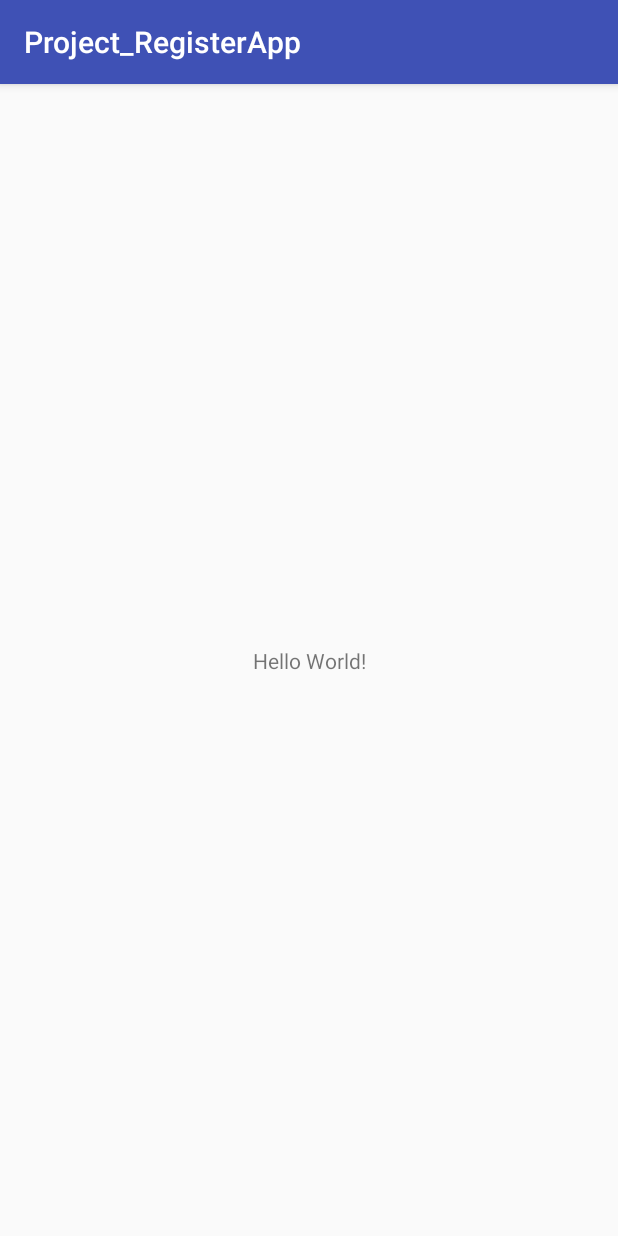
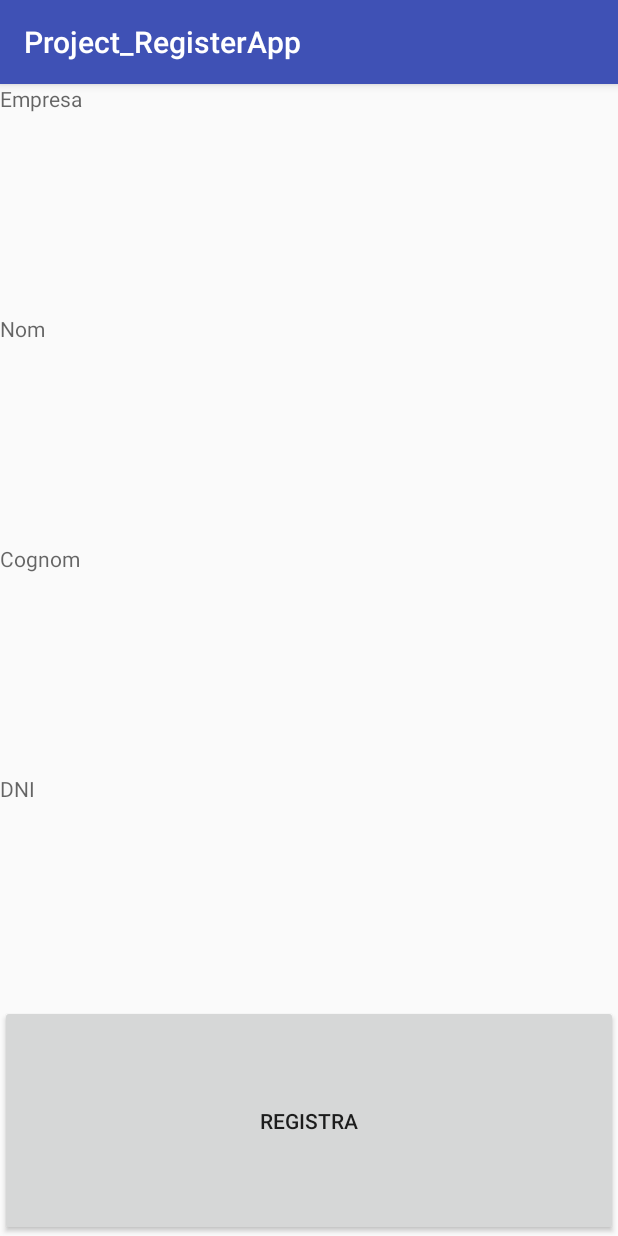
Before and after one commit to ITsistelgroup/Project_RegisterApp, an Android app: the screen it shows after launch (MainActivity), on a phone screen of 412 x 824 dp. Run offline under Robolectric (Android 15) with nearby library versions, the phone set to English and light mode, and no system bars.

Commit message:
first changes layout

```diff
--- a/app/src/main/java/com/sistelgroup/itadmin/project_registerapp/MainActivity.java
+++ b/app/src/main/java/com/sistelgroup/itadmin/project_registerapp/MainActivity.java
@@ -2,6 +2,7 @@ package com.sistelgroup.itadmin.project_registerapp;
 
 import android.support.v7.app.AppCompatActivity;
 import android.os.Bundle;
+import android.widget.Button;
 
 public class MainActivity extends AppCompatActivity {
 
--- a/app/src/main/res/layout/activity_main.xml
+++ b/app/src/main/res/layout/activity_main.xml
@@ -6,13 +6,45 @@
     android:layout_height="match_parent"
     tools:context=".MainActivity">
 
-    <TextView
-        android:layout_width="wrap_content"
-        android:layout_height="wrap_content"
-        android:text="Hello World!"
-        app:layout_constraintBottom_toBottomOf="parent"
-        app:layout_constraintLeft_toLeftOf="parent"
-        app:layout_constraintRight_toRightOf="parent"
-        app:layout_constraintTop_toTopOf="parent" />
+    <LinearLayout
+        android:id="@+id/page"
+        android:layout_width="match_parent"
+        android:layout_height="match_parent"
+        android:orientation="vertical"
+        android:weightSum="5">
 
+        <TextView
+            android:id="@+id/Company"
+            android:layout_width="match_parent"
+            android:layout_height="0dp"
+            android:layout_weight="1"
+            android:hint="@string/Company" />
+
+        <TextView
+            android:id="@+id/Name"
+            android:layout_width="match_parent"
+            android:layout_height="0dp"
+            android:layout_weight="1"
+            android:hint="@string/Name" />
+
+        <TextView
+            android:id="@+id/Surname"
+            android:layout_width="match_parent"
+            android:layout_height="0dp"
+            android:layout_weight="1"
+            android:hint="@string/Surname" />
+        <TextView
+            android:id="@+id/DNI"
+            android:layout_width="match_parent"
+            android:layout_height="0dp"
+            android:layout_weight="1"
+            android:hint="@string/dni" />
+
+        <Button
+            android:id="@+id/btn_check"
+            android:layout_width="match_parent"
+            android:layout_height="0dp"
+            android:layout_weight="1"
+            android:text="@string/checkin" />
+    </LinearLayout>
 </android.support.constraint.ConstraintLayout>
--- a/app/src/main/res/values/strings.xml
+++ b/app/src/main/res/values/strings.xml
@@ -1,3 +1,8 @@
 <resources>
     <string name="app_name">Project_RegisterApp</string>
+    <string name="Company">Empresa</string>
+    <string name="Name">Nom</string>
+    <string name="Surname">Cognom</string>
+    <string name="dni">DNI</string>
+    <string name="checkin">Registra</string>
 </resources>
```
